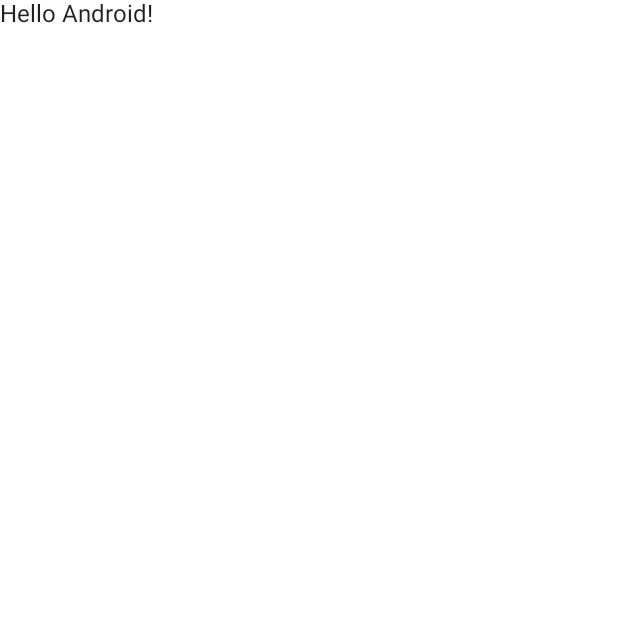
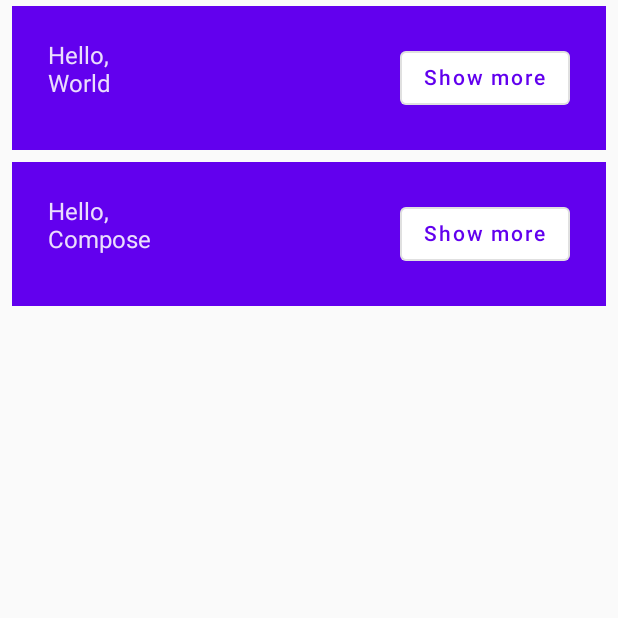
Before and after one commit to EthanPapa519/ComposeTutorial, an Android app built with Jetpack Compose: the screen it shows after launch (MainActivity), on a phone screen of 412 x 824 dp, the top half of it. Before the commit the part shown is almost empty. Run offline under Robolectric (Android 15) with nearby library versions, the phone set to English and light mode, and no system bars.

```diff
--- a/app/src/main/java/com/sbee/ethan/android/basicscodelab/MainActivity.kt
+++ b/app/src/main/java/com/sbee/ethan/android/basicscodelab/MainActivity.kt
@@ -1,15 +1,18 @@
 package com.sbee.ethan.android.basicscodelab
 
+import android.annotation.SuppressLint
 import android.os.Bundle
 import androidx.activity.ComponentActivity
 import androidx.activity.compose.setContent
-import androidx.compose.foundation.layout.fillMaxSize
+import androidx.compose.foundation.layout.*
 import androidx.compose.material.MaterialTheme
+import androidx.compose.material.OutlinedButton
 import androidx.compose.material.Surface
 import androidx.compose.material.Text
-import androidx.compose.runtime.Composable
+import androidx.compose.runtime.*
 import androidx.compose.ui.Modifier
 import androidx.compose.ui.tooling.preview.Preview
+import androidx.compose.ui.unit.dp
 import com.sbee.ethan.android.basicscodelab.ui.theme.BasicsCodelabTheme
 
 class MainActivity : ComponentActivity() {
@@ -18,26 +21,60 @@ class MainActivity : ComponentActivity() {
         setContent {
             BasicsCodelabTheme {
                 // A surface container using the 'background' color from the theme
-                Surface(
-                    modifier = Modifier.fillMaxSize(),
-                    color = MaterialTheme.colors.background
-                ) {
-                    Greeting("Android")
-                }
+                MyApp()
             }
         }
     }
 }
 
 @Composable
-fun Greeting(name: String) {
-    Text(text = "Hello $name!")
+fun MyApp(names: List<String> = listOf("World", "Compose")) {
+    Column {
+        for (name in names) {
+            Greeting(name = name)
+        }
+    }
 }
 
-@Preview(showBackground = true)
+@Composable
+fun Greeting(name: String) {
+    val expended = remember { mutableStateOf(false) }
+    val extrapadding = if (expended.value) 48.dp else 0.dp
+    Surface(
+        color = MaterialTheme.colors.primary,
+        modifier = Modifier.padding(vertical = 4.dp, horizontal = 8.dp)
+    ) {
+        Row(modifier = Modifier.padding(24.dp)) {
+            Column(
+                modifier = Modifier
+                    .weight(1f)
+                    .padding(bottom = extrapadding)
+            ) {
+                Text(text = "Hello,")
+                Text(text = name)
+            }
+            OutlinedButton(onClick = { expended.value = !expended.value }) {
+                Text(if (expended.value) "Show less" else "Show more")
+            }
+        }
+    }
+}
+
+@Preview(showBackground = true, widthDp = 328)
 @Composable
 fun DefaultPreview() {
     BasicsCodelabTheme {
-        Greeting("Android")
+        // A surface container using the 'background' color from the theme
+        MyApp()
     }
 }
+
+//
+//@Composable
+//fun OnboardingScreen() {
+//    //TODO : This state should be hoisted
+//    var shouldShowOnboarding by remember { mutableStateOf(true) }
+//
+//
+//
+//}
```
